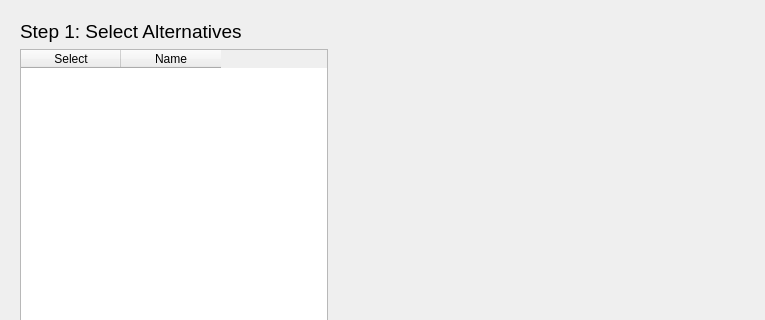
Qt form src/gui/mca_wizard.ui (Ecotrust/delphos) before a commit; both pictures show x 0 to 765 and y 0 to 320 of the 765 by 579 pixel window.
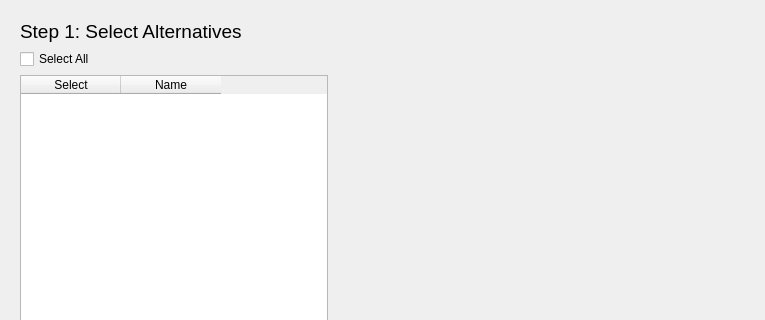
The same form after that commit. Custom widgets are drawn as their Qt base class.

Commit message: template import works with ascii text, had to remove unicode support, even latin1 characters dont work correctly.  added select all checkboxes but need to implement them

```diff
--- a/src/gui/mca_wizard.ui
+++ b/src/gui/mca_wizard.ui
@@ -22,8 +22,6 @@
       <number>0</number>
      </property>
      <widget class="QWidget" name="select_altern_page" >
-      <layout class="QHBoxLayout" >
-       <item>
         <layout class="QVBoxLayout" >
          <item>
           <layout class="QHBoxLayout" >
@@ -57,6 +55,13 @@
            </item>
           </layout>
          </item>
+       <item>
+        <widget class="QCheckBox" name="all_altern_checkbox" >
+         <property name="text" >
+          <string>Select All</string>
+         </property>
+        </widget>
+       </item>
          <item>
           <layout class="QHBoxLayout" >
            <item>
@@ -150,8 +155,6 @@
           </layout>
          </item>
         </layout>
-       </item>
-      </layout>
      </widget>
      <widget class="QWidget" name="select_criteria_page" >
       <layout class="QVBoxLayout" >
```
Left out of the diff: 7 changed lines with no effect on the pictures. Lines whose indentation alone changed are shown as unchanged. The commit also changes 4 other files.
